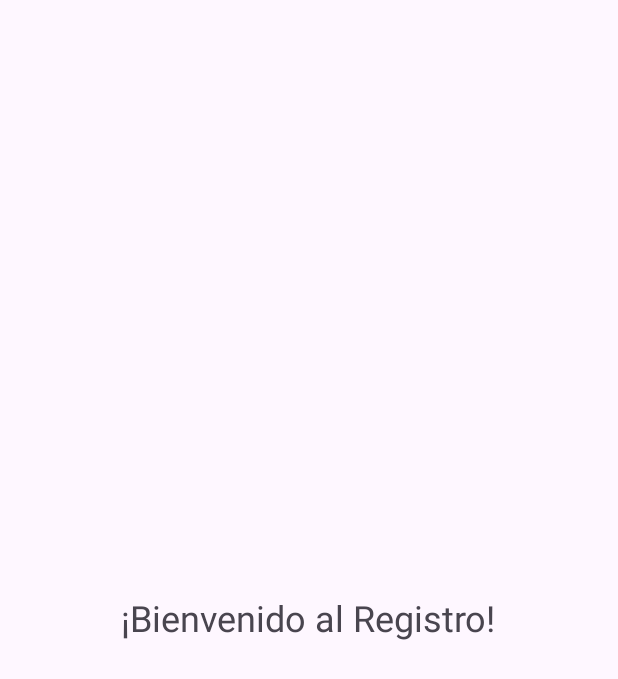
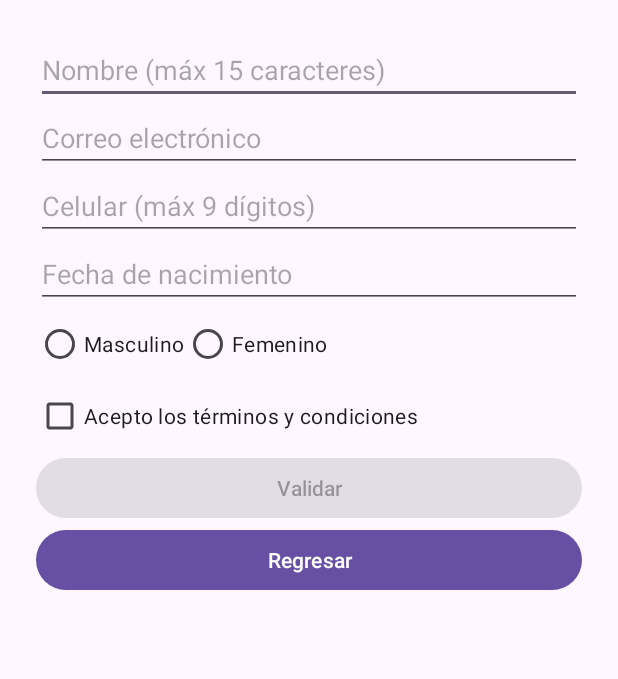
Before and after one commit to htejadag/CM2025EP, an Android app: the Registro screen opened directly, with no data from a screen before it, on a phone screen of 412 x 824 dp. Shown: the top 679 px of the screen. Run offline under Robolectric (Android 15) with nearby library versions, the phone set to English and light mode, and no system bars.

```diff
--- a/app/src/main/java/com/example/examenparcial/Registro.java
+++ b/app/src/main/java/com/example/examenparcial/Registro.java
@@ -1,5 +1,7 @@
 package com.example.examenparcial;
 
+import android.app.AlertDialog;
+import android.app.DatePickerDialog;
 import android.os.Bundle;
 
 import androidx.activity.EdgeToEdge;
@@ -8,13 +10,86 @@ import androidx.core.graphics.Insets;
 import androidx.core.view.ViewCompat;
 import androidx.core.view.WindowInsetsCompat;
 import android.os.Bundle;
+import android.util.Patterns;
+import android.widget.Button;
+import android.widget.CheckBox;
+import android.widget.EditText;
+import android.widget.RadioGroup;
+
 import androidx.appcompat.app.AppCompatActivity;
 
-    public class Registro extends AppCompatActivity {
+import java.util.Calendar;
+
+public class Registro extends AppCompatActivity {
+
+        EditText etNombre, etCorreo, etCelular, etFechaNacimiento;
+        RadioGroup rgGenero;
+        CheckBox cbTerminos;
+        Button btnValidar, btnRegresar;
+
         @Override
         protected void onCreate(Bundle savedInstanceState) {
             super.onCreate(savedInstanceState);
             setContentView(R.layout.activity_registro);
+
+            etNombre = findViewById(R.id.etNombre);
+            etCorreo = findViewById(R.id.etCorreo);
+            etCelular = findViewById(R.id.etCelular);
+            etFechaNacimiento = findViewById(R.id.etFechaNacimiento);
+            rgGenero = findViewById(R.id.rgGenero);
+            cbTerminos = findViewById(R.id.cbTerminos);
+            btnValidar = findViewById(R.id.btnValidar);
+            btnRegresar = findViewById(R.id.btnRegresar);
+
+            // Selección de fecha con DatePicker
+            etFechaNacimiento.setOnClickListener(v -> showDatePicker());
+
+            // Activar botón validar solo si se aceptan los términos
+            cbTerminos.setOnCheckedChangeListener((buttonView, isChecked) -> btnValidar.setEnabled(isChecked));
+
+            btnValidar.setOnClickListener(v -> validarDatos());
+
+            btnRegresar.setOnClickListener(v -> finish()); // Vuelve a MainActivity
+        }
+
+        private void showDatePicker() {
+            Calendar calendar = Calendar.getInstance();
+            new DatePickerDialog(this, (view, year, month, dayOfMonth) -> {
+                String fecha = dayOfMonth + "/" + (month + 1) + "/" + year;
+                etFechaNacimiento.setText(fecha);
+            },
+                    calendar.get(Calendar.YEAR),
+                    calendar.get(Calendar.MONTH),
+                    calendar.get(Calendar.DAY_OF_MONTH)).show();
+        }
+
+        private void validarDatos() {
+            String nombre = etNombre.getText().toString().trim();
+            String correo = etCorreo.getText().toString().trim();
+            String celular = etCelular.getText().toString().trim();
+            String fecha = etFechaNacimiento.getText().toString().trim();
+            int generoId = rgGenero.getCheckedRadioButtonId();
+
+            if (nombre.isEmpty() || nombre.length() > 15) {
+                mostrarAlerta("Nombre inválido (máx 15 caracteres).");
+            } else if (!Patterns.EMAIL_ADDRESS.matcher(correo).matches()) {
+                mostrarAlerta("Correo electrónico inválido.");
+            } else if (!celular.matches("\\d{9}")) {
+                mostrarAlerta("Número de celular debe tener 9 dígitos.");
+            } else if (fecha.isEmpty()) {
+                mostrarAlerta("Debe ingresar una fecha de nacimiento.");
+            } else if (generoId == -1) {
+                mostrarAlerta("Debe seleccionar un género.");
+            } else {
+                mostrarAlerta("Todos los datos son válidos.");
+            }
+        }
+
+        private void mostrarAlerta(String mensaje) {
+            new AlertDialog.Builder(this)
+                    .setTitle("Validación")
+                    .setMessage(mensaje)
+                    .setPositiveButton("OK", null)
+                    .show();
         }
     }
-123
--- a/app/src/main/res/layout/activity_registro.xml
+++ b/app/src/main/res/layout/activity_registro.xml
@@ -1,13 +1,79 @@
 <!-- res/layout/activity_registro.xml -->
-<LinearLayout xmlns:android="http://schemas.android.com/apk/res/android"
+<ScrollView xmlns:android="http://schemas.android.com/apk/res/android"
     android:layout_width="match_parent"
-    android:layout_height="match_parent"
-    android:gravity="center"
-    android:orientation="vertical">
+    android:layout_height="match_parent">
 
-    <TextView
-        android:layout_width="wrap_content"
-        android:layout_height="wrap_content"
-        android:text="¡Bienvenido al Registro!"
-        android:textSize="24sp" />
-</LinearLayout>
+    <LinearLayout
+        android:orientation="vertical"
+        android:padding="24dp"
+        android:layout_width="match_parent"
+        android:layout_height="wrap_content">
+
+        <EditText
+            android:id="@+id/etNombre"
+            android:layout_width="match_parent"
+            android:layout_height="wrap_content"
+            android:hint="Nombre (máx 15 caracteres)" />
+
+        <EditText
+            android:id="@+id/etCorreo"
+            android:layout_width="match_parent"
+            android:layout_height="wrap_content"
+            android:hint="Correo electrónico"
+            android:inputType="textEmailAddress" />
+
+        <EditText
+            android:id="@+id/etCelular"
+            android:layout_width="match_parent"
+            android:layout_height="wrap_content"
+            android:hint="Celular (máx 9 dígitos)"
+            android:inputType="phone" />
+
+        <EditText
+            android:id="@+id/etFechaNacimiento"
+            android:layout_width="match_parent"
+            android:layout_height="wrap_content"
+            android:hint="Fecha de nacimiento"
+            android:focusable="false"
+            android:clickable="true" />
+
+        <RadioGroup
+            android:id="@+id/rgGenero"
+            android:layout_width="match_parent"
+            android:layout_height="wrap_content"
+            android:orientation="horizontal">
+
+            <RadioButton
+                android:id="@+id/rbMasculino"
+                android:layout_width="wrap_content"
+                android:layout_height="wrap_content"
+                android:text="Masculino" />
+
+            <RadioButton
+                android:id="@+id/rbFemenino"
+                android:layout_width="wrap_content"
+                android:layout_height="wrap_content"
+                android:text="Femenino" />
+        </RadioGroup>
+
+        <CheckBox
+            android:id="@+id/cbTerminos"
+            android:layout_width="wrap_content"
+            android:layout_height="wrap_content"
+            android:text="Acepto los términos y condiciones" />
+
+        <Button
+            android:id="@+id/btnValidar"
+            android:layout_width="match_parent"
+            android:layout_height="wrap_content"
+            android:text="Validar"
+            android:enabled="false" />
+
+        <Button
+            android:id="@+id/btnRegresar"
+            android:layout_width="match_parent"
+            android:layout_height="wrap_content"
+            android:text="Regresar" />
+
+    </LinearLayout>
+</ScrollView>
```
